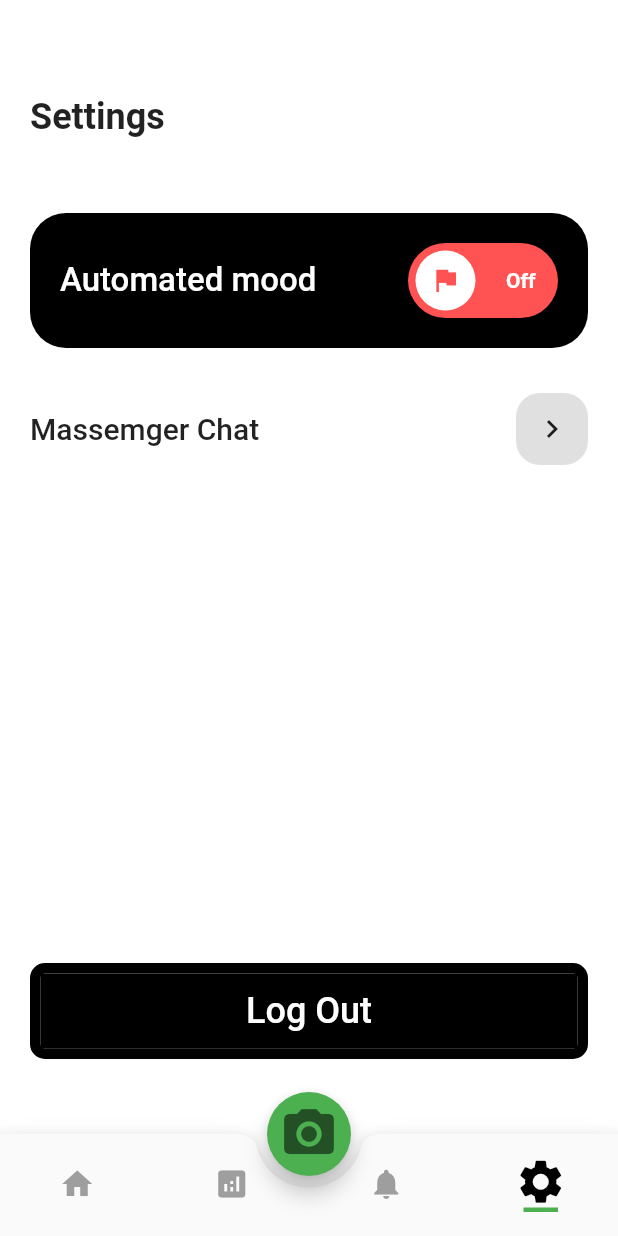
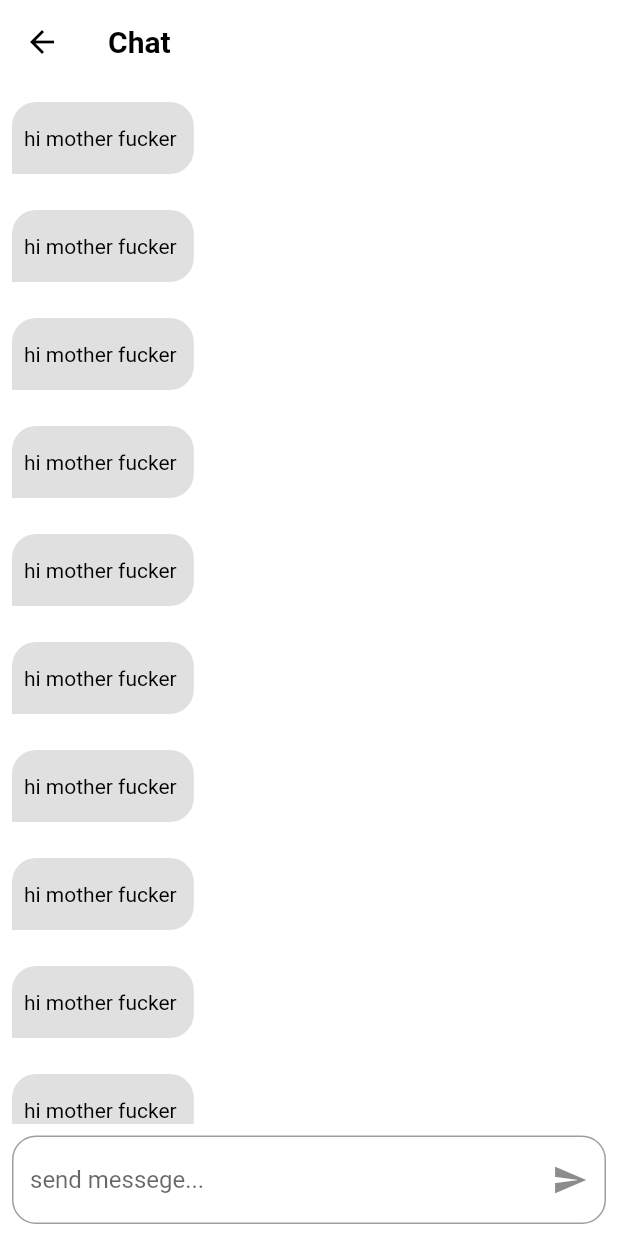
Before and after one commit to pavlysamir/arwy, a Flutter app: the HomeScreen screen opened directly, item 4 of the bottom bar chosen, after a tap on "Massemger Chat", on a phone screen of 412 x 824 dp. Run offline on Flutter 3.47's test engine with Material 2 defaults, Android fonts, the phone set to English and light mode, and no system bars; drawn by our look-alikes of lite_rolling_switch; our stand-ins replace bloc, cloud_firestore, conditional_builder_null_safety, firebase_auth, firebase_core, firebase_database and 5 more; missing offline and left inert: dart:ffi; accounts and stored records are empty.

Commit message:
commit b3d alrgo3

```diff
--- a/lib/layout/cupit/home_state.dart
+++ b/lib/layout/cupit/home_state.dart
@@ -8,3 +8,29 @@ class HomeInitial extends HomeState {}
 class ChangeBottomBar extends HomeState{}
 class ChangeColorOfContainer extends HomeState{}
 class ChangeColorOfSwitch extends HomeState{}
+
+
+class writeondatasuccsses extends HomeState{}
+class writeondataerror extends HomeState{
+  late final String? error;
+  writeondataerror(this.error);
+}
+
+
+class readOnDataSuccess extends HomeState{}
+class readOnDataError extends HomeState{
+  late final String? error;
+  readOnDataError(this.error);
+}
+
+class getMessagesSuccess extends HomeState{}
+class getMessagesError extends HomeState{
+  late final String? error;
+  getMessagesError(this.error);
+}
+
+class sendMessagesSuccess extends HomeState{}
+class sendMessagesError extends HomeState{
+  late final String? error;
+  sendMessagesError(this.error);
+}
--- a/lib/layout/home_screen.dart
+++ b/lib/layout/home_screen.dart
@@ -7,9 +7,7 @@ class HomeScreen extends StatelessWidget {
 
   @override
   Widget build(BuildContext context) {
-    return BlocProvider(
-  create: (context) => HomeCubit(),
-  child: BlocConsumer<HomeCubit, HomeState>(
+    return BlocConsumer<HomeCubit, HomeState>(
     listener: (context, state) {},
     builder: (context, state) {
       return Scaffold(
@@ -74,7 +72,6 @@ class HomeScreen extends StatelessWidget {
         body: HomeCubit.get(context).homeScreen[HomeCubit.get(context).currentscreen],
       );
     },
-),
 );
   }
 }
--- /dev/null
+++ b/lib/models/messeges_model.dart
@@ -0,0 +1,31 @@
+class MessageModel {
+  String? senderId;
+  String? recieverId;
+  String? dateTime;
+  String? text;
+
+  MessageModel({
+   this.senderId,
+   this.recieverId,
+   this.dateTime,
+   this.text,
+
+});
+
+  MessageModel.fromJson(Map<String,dynamic> json){
+    senderId = json['senderId'];
+    recieverId = json['recieverId'];
+    dateTime = json['dateTime'];
+    text = json['text'];
+  }
+
+  Map<String, dynamic> toMap(){
+    return {
+      'senderId' : senderId,
+      'recieverId' : recieverId,
+      'dateTime' : dateTime,
+      'text' : text
+    };
+  }
+
+}
--- /dev/null
+++ b/lib/moduels/home_screens/chat_Screen.dart
@@ -0,0 +1,39 @@
+
+import 'package:arwyapp/shared/components/custom_chatbubble.dart';
+import 'package:flutter/material.dart';
+
+class ChatScreen extends StatelessWidget {
+  ChatScreen({Key? key}) : super(key: key);
+
+  @override
+  Widget build(BuildContext context) {
+    return Scaffold(
+      appBar: AppBar(
+        title: Text('Chat'),
+      ),
+      body: Column(
+        children: [
+          Expanded(
+            child: ListView.builder(itemBuilder: (context, index) {
+              return ChatBubble();
+            }
+            ),
+          ),
+          Padding(
+            padding: const EdgeInsets.all(8.0),
+            child: TextField(
+              decoration: InputDecoration(
+                hintText: 'send messege...',
+                border: OutlineInputBorder(
+                  borderRadius: BorderRadius.circular(16),
+                ),
+                suffixIcon: Icon(Icons.send),
+
+              ),
+            ),
+          )
+        ],
+      ),
+    );
+  }
+}
--- /dev/null
+++ b/lib/shared/components/custom_chatbubble.dart
@@ -0,0 +1,28 @@
+
+import 'package:flutter/material.dart';
+class ChatBubble extends StatelessWidget {
+  const ChatBubble({Key? key}) : super(key: key);
+
+  @override
+  Widget build(BuildContext context) {
+    return Align(
+      alignment: AlignmentDirectional.centerStart,
+      child: Container(
+        padding: EdgeInsets.only(top: 16, bottom: 16, right: 8, left: 8),
+        margin: EdgeInsets.symmetric(horizontal: 8, vertical: 12),
+        decoration: BoxDecoration(
+          color: Colors.grey.shade300,
+          borderRadius: BorderRadius.only(
+            topLeft: Radius.circular(16),
+            topRight: Radius.circular(16),
+            bottomRight: Radius.circular(16),
+          ),
+        ),
+        child: Text('hi mother fucker ' ,style: TextStyle(
+            color: Colors.black
+        ),
+        ),
+      ),
+    );
+  }
+}
--- a/lib/shared/constant.dart
+++ b/lib/shared/constant.dart
@@ -1,2 +1,4 @@
 
 import 'package:flutter/material.dart';
+
+String? uId;
```
Also changed, not shown: lib/layout/SplashScreen/splash_screen.dart (added, +61 -0 lines), lib/layout/cupit/home_cubit.dart (+107 -0 lines), lib/main.dart (+39 -9 lines), lib/moduels/LoginScreen/LogiScreen.dart (+29 -11 lines), lib/moduels/LoginScreen/login_cubit.dart (+50 -10 lines), lib/moduels/LoginScreen/login_state.dart (+12 -0 lines), lib/moduels/home_screens/analysis_screen.dart (+6 -4 lines), lib/moduels/home_screens/settings_screen.dart (+18 -3 lines), lib/network/local/cashe_helper.dart (added, +44 -0 lines), lib/shared/components/Components.dart (+31 -1 lines), pubspec.yaml (+10 -0 lines), pubspec.lock, 5 other files. Lines whose indentation alone changed are shown as unchanged.
